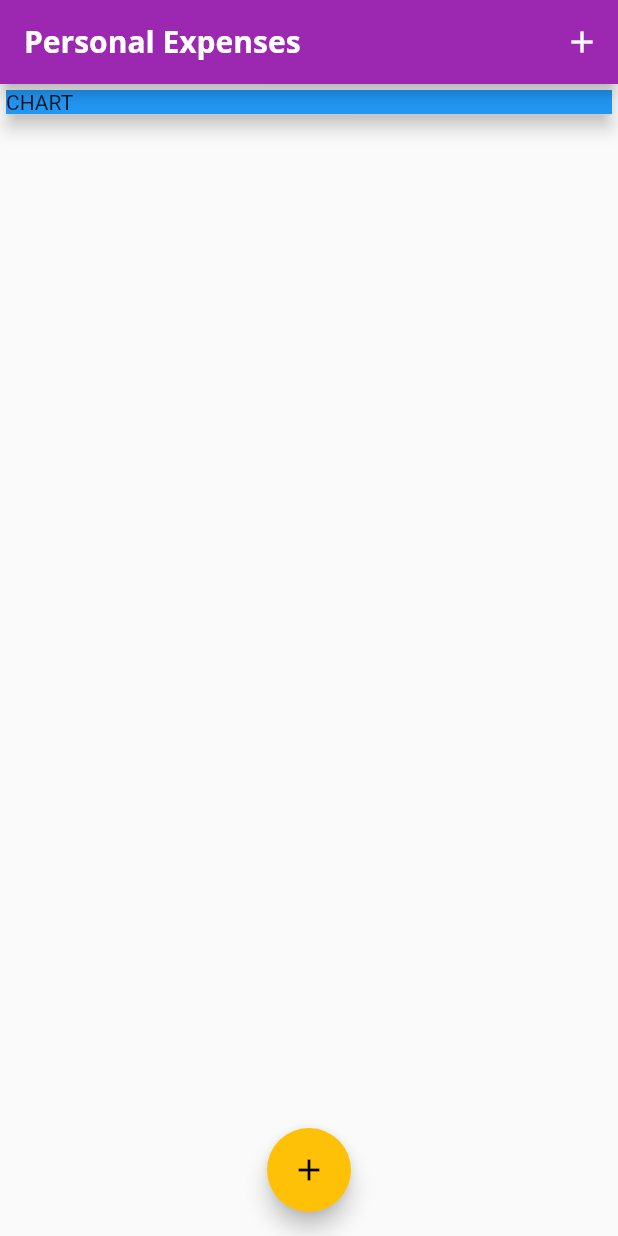
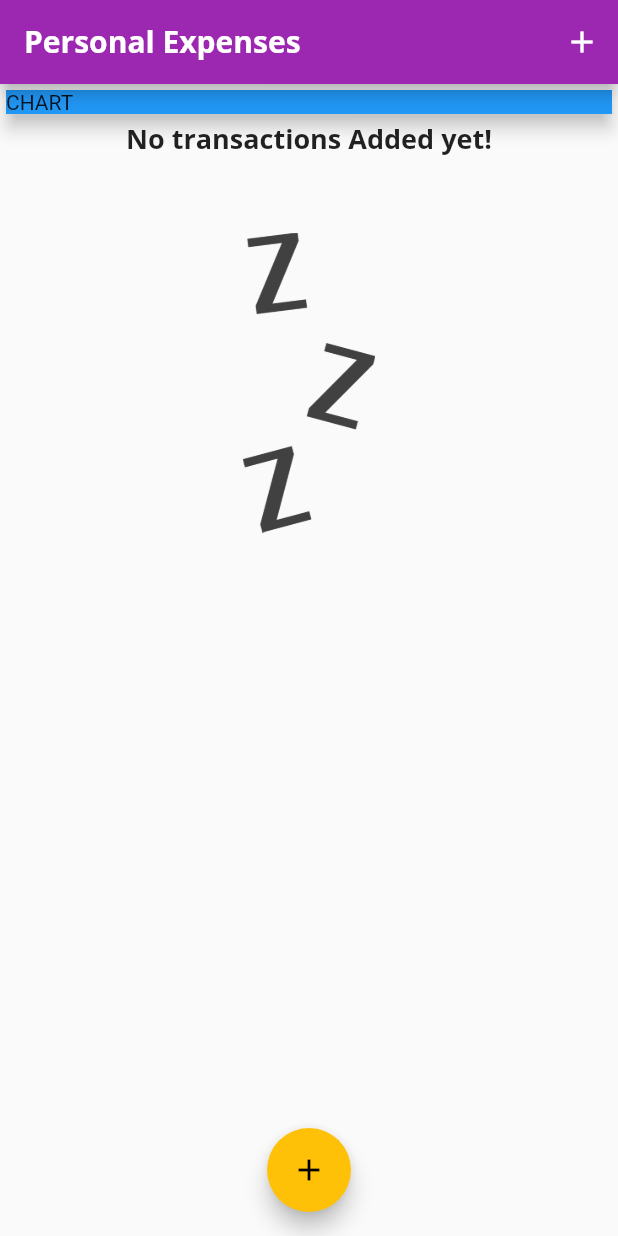
Before and after one commit to VivanVatsa/AppXpenser, a Flutter app: the screen it shows after launch, on a phone screen of 412 x 824 dp. Run offline on Flutter 3.47's test engine with Material 2 defaults, Android fonts, the phone set to English and light mode, and no system bars; Roboto replaces fonts that are missing (Open Sans).

Commit message:
finalising theming

```diff
--- a/lib/widgets/transaction_list.dart
+++ b/lib/widgets/transaction_list.dart
@@ -11,13 +11,26 @@ class TransactionList extends StatelessWidget {
 // class _TransactionListState extends State<TransactionList>
 // {
   final List<Transaction> transactions;
-
   TransactionList(this.transactions);
   @override
+
   Widget build(BuildContext context) {
     return Container(
       height: 300,
-      child: ListView.builder(
+      child: transactions.isEmpty ? Column(children: <Widget>[
+        Text('No transactions Added yet!',
+        style: Theme.of(context).textTheme.headline6,
+         ),
+         SizedBox( // used as separators between 2 components in the application
+           height: 50,
+         ),
+         Container(
+           height: 200,
+           child: Image.asset(
+             'assets/images/waiting.png',
+             fit: BoxFit.cover,)),
+      ],
+      ) :  ListView.builder(
         // must have attributes of the this current widget and to keep in mind that this has to be applied to all the widgets
         itemBuilder: (ctx, index){
           return Card(
@@ -57,10 +70,7 @@ class TransactionList extends StatelessWidget {
                       // )
                       Text(
                         transactions[index].title,
-                        style: TextStyle(
-                          fontSize: 16,
-                          fontWeight: FontWeight.bold,
-                        ),
+                        style: Theme.of(context).textTheme.headline6,
                       ),
                       Text(
                         // DateFormat('yyyy/MM/dd').format(tx.date),
```
